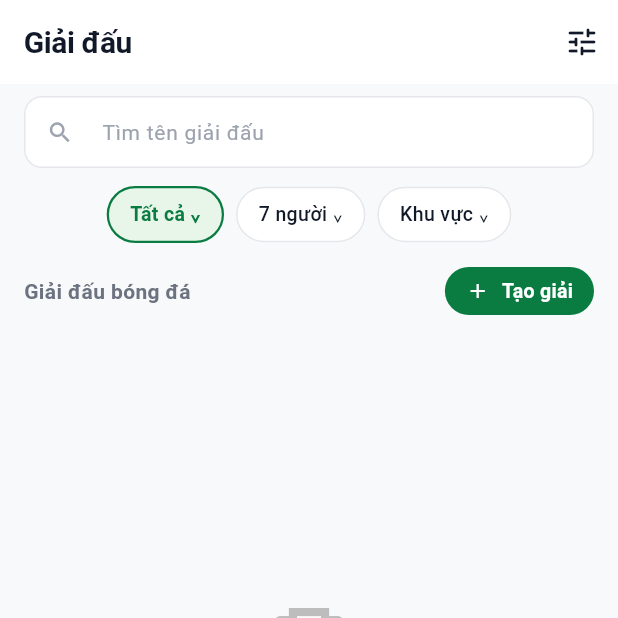
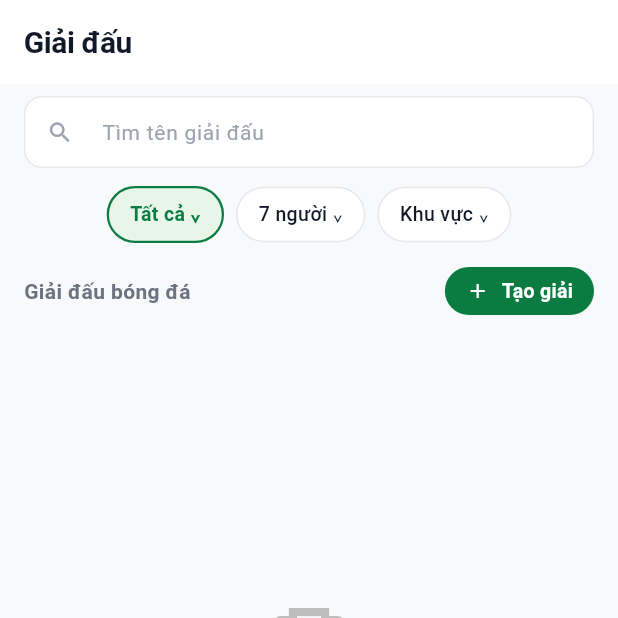
Before and after one commit to HNTDat0805/ballhub, a Flutter app: the screen it shows once a user with an empty profile is signed in, after a tap on "QUẢN LÝ GIẢI ĐẤU", on a phone screen of 412 x 824 dp, the top half of it. Run offline on Flutter 3.47's test engine with Material 3 defaults, Android fonts, the phone set to English and light mode, and no system bars; our stand-ins replace cloud_firestore, firebase_auth, firebase_core, firebase_database; accounts and stored records are empty; network calls fail.

Commit message:
refactor(ui): remove redundant icons from AppBars and profile header

```diff
--- a/lib/features/booking/presentation/screens/field_list_screen.dart
+++ b/lib/features/booking/presentation/screens/field_list_screen.dart
@@ -58,17 +58,6 @@ class _FieldListScreenState extends State<FieldListScreen> {
       backgroundColor: AppTheme.surfaceColor,
       appBar: AppBar(
         title: const Text('Tìm sân bóng'),
-        actions: [
-          IconButton(
-            icon: const Icon(Icons.map_outlined),
-            onPressed: () {
-              ScaffoldMessenger.of(context).showSnackBar(
-                const SnackBar(content: Text('Chế độ xem bản đồ đang mở')),
-              );
-            },
-            tooltip: 'Xem bản đồ',
-          ),
-        ],
       ),
       body: Column(
         children: [
--- a/lib/features/tournament/presentation/screens/tournament_list_screen.dart
+++ b/lib/features/tournament/presentation/screens/tournament_list_screen.dart
@@ -61,13 +61,6 @@ class _TournamentListScreenState extends State<TournamentListScreen> {
           backgroundColor: AppTheme.surfaceColor,
           appBar: AppBar(
             title: const Text('Giải đấu'),
-            actions: [
-              IconButton(
-                icon: const Icon(Icons.tune_rounded),
-                onPressed: () {},
-                tooltip: 'Bộ lọc nâng cao',
-              ),
-            ],
           ),
           body: Column(
             children: [
--- a/lib/screens/profile/profile_screen.dart
+++ b/lib/screens/profile/profile_screen.dart
@@ -99,13 +99,6 @@ class _ProfileScreenState extends State<ProfileScreen> {
           backgroundColor: AppTheme.surfaceColor,
           appBar: AppBar(
             title: const Text('Cá nhân'),
-            actions: [
-              IconButton(
-                icon: const Icon(Icons.settings_outlined),
-                onPressed: () {},
-                tooltip: 'Cài đặt chung',
-              ),
-            ],
           ),
           body: RefreshIndicator(
             color: AppTheme.primaryDarkGreen,
@@ -205,7 +198,7 @@ class _ProfileScreenState extends State<ProfileScreen> {
                 // --- ĐỘI BÓNG CỦA TÔI TỪ DATABASE ---
                 _sectionHeader(
                   'Đội bóng của tôi',
-                  'Tạo đội +',
+                  'Tạo đội',
                   () async {
                     await Navigator.push(
                       context,
--- a/lib/screens/teams/team_list_screen.dart
+++ b/lib/screens/teams/team_list_screen.dart
@@ -338,19 +338,6 @@ class _TeamListScreenState extends State<TeamListScreen> {
       backgroundColor: AppTheme.surfaceColor,
       appBar: AppBar(
         title: const Text('Đội bóng'),
-        actions: [
-          IconButton(
-            icon: const Icon(Icons.add),
-            onPressed: () async {
-              await Navigator.push(
-                context,
-                MaterialPageRoute(builder: (_) => const TeamFormScreen()),
-              );
-              _loadTeams();
-            },
-            tooltip: 'Tạo đội bóng mới',
-          ),
-        ],
       ),
       body: Column(
         children: [
```
